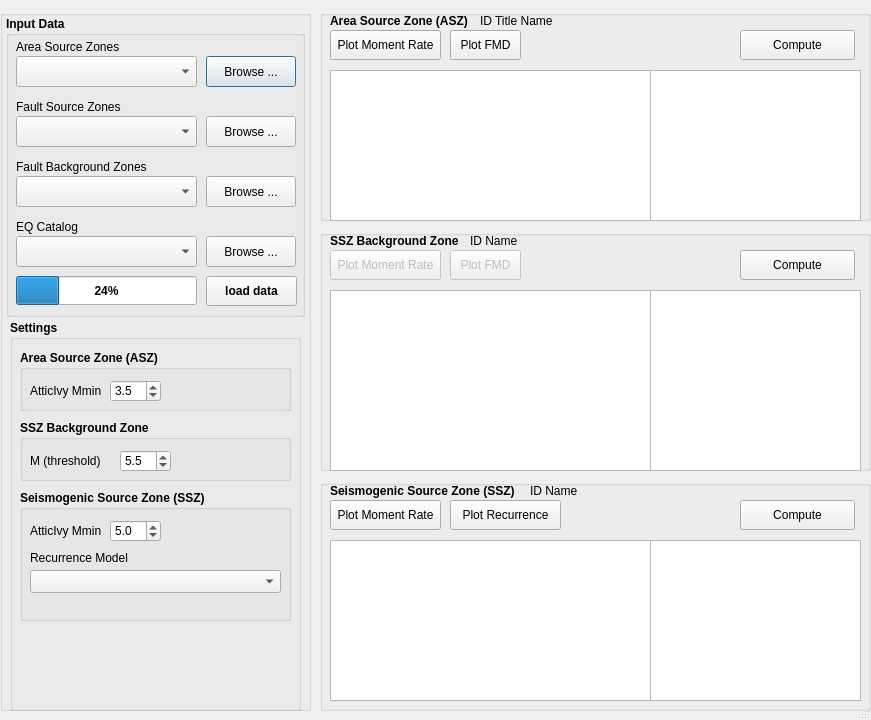
First picture: the form in mt_seismicsource/ui_seismicsource.ui, repository feuchner/seismicsource-toolkit, before the edit.
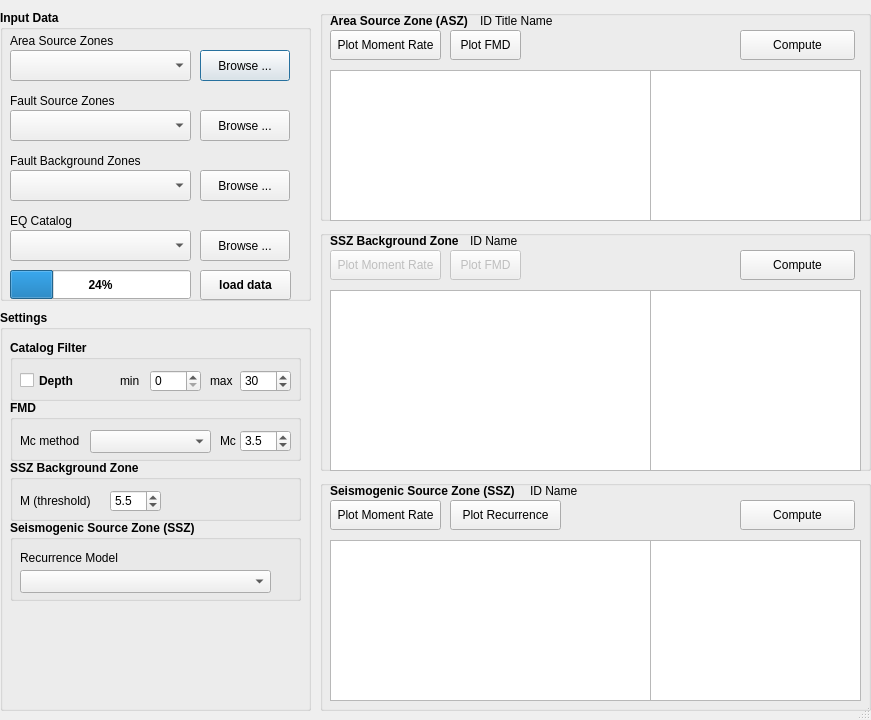
Second picture: the form after the edit.

Commit message: changes to UI, remove useless AtticIvy Mmin spinboxes

Diff of the .ui file:
```diff
--- a/mt_seismicsource/ui_seismicsource.ui
+++ b/mt_seismicsource/ui_seismicsource.ui
@@ -28,22 +28,352 @@
      <height>701</height>
     </rect>
    </property>
-   <widget class="QGroupBox" name="groupBoxControl">
+   <widget class="QGroupBox" name="groupBoxSettings">
     <property name="geometry">
      <rect>
       <x>0</x>
-      <y>0</y>
+      <y>300</y>
       <width>311</width>
-      <height>701</height>
+      <height>401</height>
      </rect>
     </property>
+    <property name="font">
+     <font>
+      <weight>75</weight>
+      <bold>true</bold>
+     </font>
+    </property>
+    <property name="title">
+     <string>Settings</string>
+    </property>
+    <widget class="QGroupBox" name="groupBoxFaultBackgroundZone">
+     <property name="geometry">
+      <rect>
+       <x>10</x>
+       <y>150</y>
+       <width>291</width>
+       <height>61</height>
+      </rect>
+     </property>
+     <property name="font">
+      <font>
+       <weight>75</weight>
+       <bold>true</bold>
+      </font>
+     </property>
+     <property name="title">
+      <string>SSZ Background Zone</string>
+     </property>
+     <widget class="QLabel" name="labelSpinboxFBZMThres">
+      <property name="geometry">
+       <rect>
+        <x>10</x>
+        <y>30</y>
+        <width>81</width>
+        <height>21</height>
+       </rect>
+      </property>
+      <property name="font">
+       <font>
+        <weight>50</weight>
+        <bold>false</bold>
+       </font>
+      </property>
+      <property name="text">
+       <string>M (threshold)</string>
+      </property>
+     </widget>
+     <widget class="QDoubleSpinBox" name="spinboxFBZMThres">
+      <property name="geometry">
+       <rect>
+        <x>100</x>
+        <y>30</y>
+        <width>51</width>
+        <height>22</height>
+       </rect>
+      </property>
+      <property name="font">
+       <font>
+        <weight>50</weight>
+        <bold>false</bold>
+       </font>
+      </property>
+      <property name="decimals">
+       <number>1</number>
+      </property>
+      <property name="singleStep">
+       <double>0.100000000000000</double>
+      </property>
+      <property name="value">
+       <double>5.500000000000000</double>
+      </property>
+     </widget>
+    </widget>
+    <widget class="QGroupBox" name="groupBoxFaultZone">
+     <property name="geometry">
+      <rect>
+       <x>10</x>
+       <y>210</y>
+       <width>291</width>
+       <height>81</height>
+      </rect>
+     </property>
+     <property name="font">
+      <font>
+       <weight>75</weight>
+       <bold>true</bold>
+      </font>
+     </property>
+     <property name="title">
+      <string>Seismogenic Source Zone (SSZ)</string>
+     </property>
+     <widget class="QLabel" name="labelRecurrenceModel">
+      <property name="geometry">
+       <rect>
+        <x>10</x>
+        <y>30</y>
+        <width>101</width>
+        <height>16</height>
+       </rect>
+      </property>
+      <property name="font">
+       <font>
+        <weight>50</weight>
+        <bold>false</bold>
+       </font>
+      </property>
+      <property name="text">
+       <string>Recurrence Model</string>
+      </property>
+     </widget>
+     <widget class="QComboBox" name="comboBoxRecurrenceModel">
+      <property name="geometry">
+       <rect>
+        <x>10</x>
+        <y>50</y>
+        <width>251</width>
+        <height>23</height>
+       </rect>
+      </property>
+      <property name="font">
+       <font>
+        <weight>50</weight>
+        <bold>false</bold>
+       </font>
+      </property>
+     </widget>
+    </widget>
+    <widget class="QGroupBox" name="groupBoxCatalogFilter">
+     <property name="geometry">
+      <rect>
+       <x>10</x>
+       <y>30</y>
+       <width>291</width>
+       <height>61</height>
+      </rect>
+     </property>
+     <property name="font">
+      <font>
+       <weight>75</weight>
+       <bold>true</bold>
+      </font>
+     </property>
+     <property name="title">
+      <string>Catalog Filter</string>
+     </property>
+     <widget class="QSpinBox" name="spinboxCatDepthMin">
+      <property name="geometry">
+       <rect>
+        <x>140</x>
+        <y>30</y>
+        <width>51</width>
+        <height>22</height>
+       </rect>
+      </property>
+      <property name="font">
+       <font>
+        <weight>50</weight>
+        <bold>false</bold>
+       </font>
+      </property>
+     </widget>
+     <widget class="QSpinBox" name="spinboxCatDepthMax">
+      <property name="geometry">
+       <rect>
+        <x>230</x>
+        <y>30</y>
+        <width>51</width>
+        <height>22</height>
+       </rect>
+      </property>
+      <property name="font">
+       <font>
+        <weight>50</weight>
+        <bold>false</bold>
+       </font>
+      </property>
+      <property name="maximum">
+       <number>99</number>
+      </property>
+      <property name="value">
+       <number>30</number>
+      </property>
+     </widget>
+     <widget class="QLabel" name="labelSpinboxCatDepthMax">
+      <property name="geometry">
+       <rect>
+        <x>200</x>
+        <y>30</y>
+        <width>31</width>
+        <height>21</height>
+       </rect>
+      </property>
+      <property name="font">
+       <font>
+        <weight>50</weight>
+        <bold>false</bold>
+       </font>
+      </property>
+      <property name="text">
+       <string>max</string>
+      </property>
+     </widget>
+     <widget class="QLabel" name="labelSpinboxCatDepthMin">
+      <property name="geometry">
+       <rect>
+        <x>110</x>
+        <y>30</y>
+        <width>31</width>
+        <height>21</height>
+       </rect>
+      </property>
+      <property name="font">
+       <font>
+        <weight>50</weight>
+        <bold>false</bold>
+       </font>
+      </property>
+      <property name="text">
+       <string>min</string>
+      </property>
+     </widget>
+     <widget class="QCheckBox" name="checkBoxCatalogDepth">
+      <property name="geometry">
+       <rect>
+        <x>10</x>
+        <y>30</y>
+        <width>81</width>
+        <height>21</height>
+       </rect>
+      </property>
+      <property name="text">
+       <string>Depth</string>
+      </property>
+     </widget>
+    </widget>
+    <widget class="QGroupBox" name="groupBoxFMD">
+     <property name="geometry">
+      <rect>
+       <x>10</x>
+       <y>90</y>
+       <width>291</width>
+       <height>61</height>
+      </rect>
+     </property>
+     <property name="font">
+      <font>
+       <weight>75</weight>
+       <bold>true</bold>
+      </font>
+     </property>
+     <property name="title">
+      <string>FMD</string>
+     </property>
+     <widget class="QLabel" name="labelFMDMcMethod">
+      <property name="geometry">
+       <rect>
+        <x>10</x>
+        <y>30</y>
+        <width>71</width>
+        <height>21</height>
+       </rect>
+      </property>
+      <property name="font">
+       <font>
+        <weight>50</weight>
+        <bold>false</bold>
+       </font>
+      </property>
+      <property name="text">
+       <string>Mc method</string>
+      </property>
+     </widget>
+     <widget class="QDoubleSpinBox" name="spinboxFMDMcMethod">
+      <property name="geometry">
+       <rect>
+        <x>230</x>
+        <y>30</y>
+        <width>51</width>
+        <height>22</height>
+       </rect>
+      </property>
+      <property name="font">
+       <font>
+        <weight>50</weight>
+        <bold>false</bold>
+       </font>
+      </property>
+      <property name="decimals">
+       <number>1</number>
+      </property>
+      <property name="maximum">
+       <double>10.000000000000000</double>
+      </property>
+      <property name="singleStep">
+       <double>0.100000000000000</double>
+      </property>
+      <property name="value">
+       <double>3.500000000000000</double>
+      </property>
+     </widget>
+     <widget class="QLabel" name="labelSpinboxFMDMc">
+      <property name="geometry">
+       <rect>
+        <x>210</x>
+        <y>30</y>
+        <width>21</width>
+        <height>21</height>
+       </rect>
+      </property>
+      <property name="font">
+       <font>
+        <weight>50</weight>
+        <bold>false</bold>
+       </font>
+      </property>
+      <property name="text">
+       <string>Mc</string>
+      </property>
+     </widget>
+     <widget class="QComboBox" name="comboBoxMcMethod">
+      <property name="geometry">
+       <rect>
+        <x>80</x>
+        <y>30</y>
+        <width>121</width>
+        <height>23</height>
+       </rect>
+      </property>
+     </widget>
+    </widget>
+   </widget>
     <widget class="QGroupBox" name="groupBoxInputData">
      <property name="geometry">
       <rect>
-       <x>6</x>
-       <y>6</y>
-       <width>299</width>
-       <height>301</height>
+      <x>0</x>
+      <y>0</y>
+      <width>311</width>
+      <height>291</height>
       </rect>
      </property>
      <property name="font">
@@ -310,250 +640,6 @@
       </property>
      </widget>
     </widget>
-    <widget class="QGroupBox" name="groupBoxSettings">
-     <property name="geometry">
-      <rect>
-       <x>10</x>
-       <y>310</y>
-       <width>291</width>
-       <height>391</height>
-      </rect>
-     </property>
-     <property name="font">
-      <font>
-       <weight>75</weight>
-       <bold>true</bold>
-      </font>
-     </property>
-     <property name="title">
-      <string>Settings</string>
-     </property>
-     <widget class="QGroupBox" name="groupBoxAreaZone">
-      <property name="geometry">
-       <rect>
-        <x>10</x>
-        <y>30</y>
-        <width>271</width>
-        <height>61</height>
-       </rect>
-      </property>
-      <property name="font">
-       <font>
-        <weight>75</weight>
-        <bold>true</bold>
-       </font>
-      </property>
-      <property name="title">
-       <string>Area Source Zone (ASZ)</string>
-      </property>
-      <widget class="QLabel" name="labelSpinboxAreaAtticIvyMmin">
-       <property name="geometry">
-        <rect>
-         <x>10</x>
-         <y>30</y>
-         <width>81</width>
-         <height>21</height>
-        </rect>
-       </property>
-       <property name="font">
-        <font>
-         <weight>50</weight>
-         <bold>false</bold>
-        </font>
-       </property>
-       <property name="text">
-        <string>AtticIvy Mmin</string>
-       </property>
-      </widget>
-      <widget class="QDoubleSpinBox" name="spinboxAreaAtticIvyMmin">
-       <property name="geometry">
-        <rect>
-         <x>90</x>
-         <y>30</y>
-         <width>51</width>
-         <height>22</height>
-        </rect>
-       </property>
-       <property name="font">
-        <font>
-         <weight>50</weight>
-         <bold>false</bold>
-        </font>
-       </property>
-       <property name="decimals">
-        <number>1</number>
-       </property>
-       <property name="singleStep">
-        <double>0.100000000000000</double>
-       </property>
-       <property name="value">
-        <double>3.500000000000000</double>
-       </property>
-      </widget>
-     </widget>
-     <widget class="QGroupBox" name="groupBoxFaultBackgroundZone">
-      <property name="geometry">
-       <rect>
-        <x>10</x>
-        <y>100</y>
-        <width>271</width>
-        <height>61</height>
-       </rect>
-      </property>
-      <property name="font">
-       <font>
-        <weight>75</weight>
-        <bold>true</bold>
-       </font>
-      </property>
-      <property name="title">
-       <string>SSZ Background Zone</string>
-      </property>
-      <widget class="QLabel" name="labelSpinboxFBZMThres">
-       <property name="geometry">
-        <rect>
-         <x>10</x>
-         <y>30</y>
-         <width>81</width>
-         <height>21</height>
-        </rect>
-       </property>
-       <property name="font">
-        <font>
-         <weight>50</weight>
-         <bold>false</bold>
-        </font>
-       </property>
-       <property name="text">
-        <string>M (threshold)</string>
-       </property>
-      </widget>
-      <widget class="QDoubleSpinBox" name="spinboxFBZMThres">
-       <property name="geometry">
-        <rect>
-         <x>100</x>
-         <y>30</y>
-         <width>51</width>
-         <height>22</height>
-        </rect>
-       </property>
-       <property name="font">
-        <font>
-         <weight>50</weight>
-         <bold>false</bold>
-        </font>
-       </property>
-       <property name="decimals">
-        <number>1</number>
-       </property>
-       <property name="singleStep">
-        <double>0.100000000000000</double>
-       </property>
-       <property name="value">
-        <double>5.500000000000000</double>
-       </property>
-      </widget>
-     </widget>
-     <widget class="QGroupBox" name="groupBoxFaultZone">
-      <property name="geometry">
-       <rect>
-        <x>10</x>
-        <y>170</y>
-        <width>271</width>
-        <height>131</height>
-       </rect>
-      </property>
-      <property name="font">
-       <font>
-        <weight>75</weight>
-        <bold>true</bold>
-       </font>
-      </property>
-      <property name="title">
-       <string>Seismogenic Source Zone (SSZ)</string>
-      </property>
-      <widget class="QLabel" name="labelSpinboxFaultAtticIvyMmin">
-       <property name="geometry">
-        <rect>
-         <x>10</x>
-         <y>30</y>
-         <width>81</width>
-         <height>21</height>
-        </rect>
-       </property>
-       <property name="font">
-        <font>
-         <weight>50</weight>
-         <bold>false</bold>
-        </font>
-       </property>
-       <property name="text">
-        <string>AtticIvy Mmin</string>
-       </property>
-      </widget>
-      <widget class="QDoubleSpinBox" name="spinboxFaultAtticIvyMmin">
-       <property name="geometry">
-        <rect>
-         <x>90</x>
-         <y>30</y>
-         <width>51</width>
-         <height>22</height>
-        </rect>
-       </property>
-       <property name="font">
-        <font>
-         <weight>50</weight>
-         <bold>false</bold>
-        </font>
-       </property>
-       <property name="decimals">
-        <number>1</number>
-       </property>
-       <property name="singleStep">
-        <double>0.100000000000000</double>
-       </property>
-       <property name="value">
-        <double>5.000000000000000</double>
-       </property>
-      </widget>
-      <widget class="QLabel" name="labelRecurrenceModel">
-       <property name="geometry">
-        <rect>
-         <x>10</x>
-         <y>60</y>
-         <width>101</width>
-         <height>16</height>
-        </rect>
-       </property>
-       <property name="font">
-        <font>
-         <weight>50</weight>
-         <bold>false</bold>
-        </font>
-       </property>
-       <property name="text">
-        <string>Recurrence Model</string>
-       </property>
-      </widget>
-      <widget class="QComboBox" name="comboBoxRecurrenceModel">
-       <property name="geometry">
-        <rect>
-         <x>10</x>
-         <y>80</y>
-         <width>251</width>
-         <height>23</height>
-        </rect>
-       </property>
-       <property name="font">
-        <font>
-         <weight>50</weight>
-         <bold>false</bold>
-        </font>
-       </property>
-      </widget>
-     </widget>
-    </widget>
-   </widget>
   </widget>
   <widget class="QWidget" name="widgetMomentRateArea" native="true">
    <property name="geometry">
```
Left out of the diff: 14 changed lines with no effect on the pictures. Lines whose indentation alone changed are shown as unchanged. The commit also changes 4 other files.
